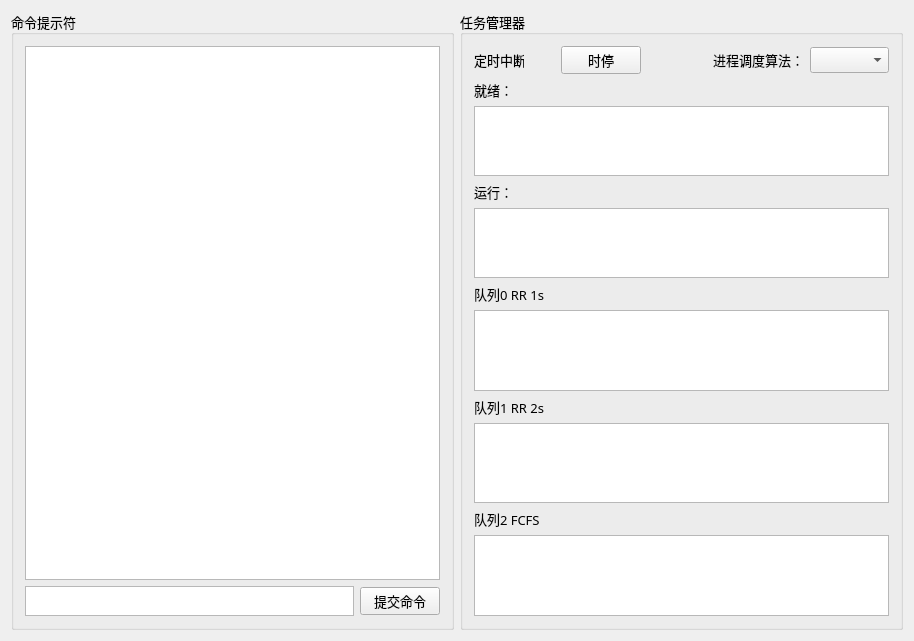
First picture: the form in demoOS/source/mainwindow.ui, repository demoOS-BUPT/demoOS, before the edit.
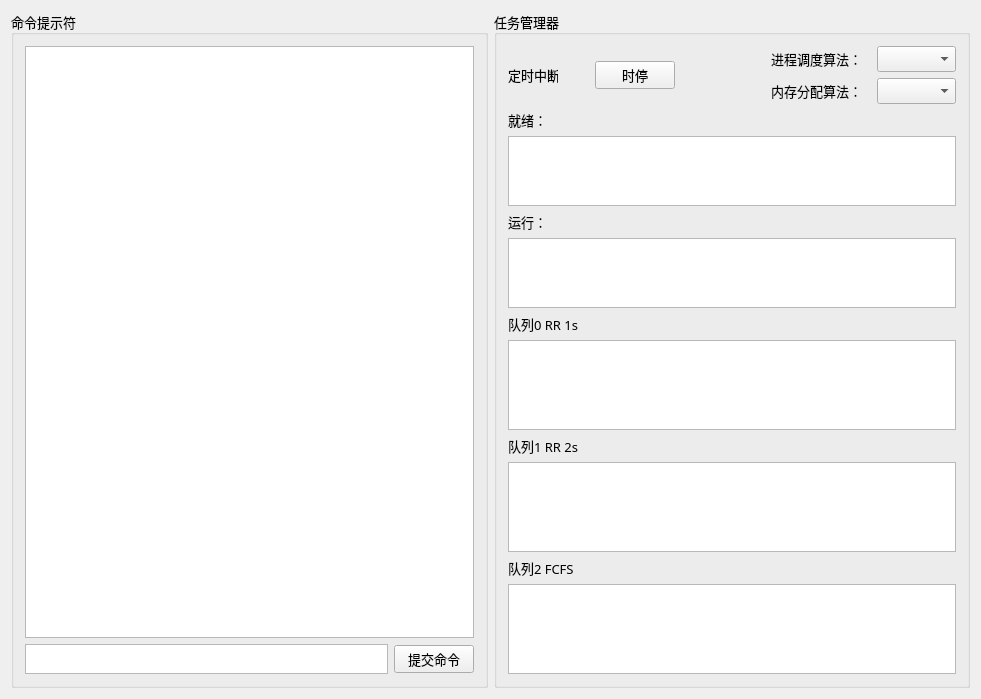
Second picture: the form after the edit. Icons and pictures are not drawn.

Commit message: 内存模块 分配 释放 两种算法 都正常工作

```diff
--- a/demoOS/source/mainwindow.ui
+++ b/demoOS/source/mainwindow.ui
@@ -6,8 +6,8 @@
    <rect>
     <x>0</x>
     <y>0</y>
-    <width>914</width>
-    <height>641</height>
+    <width>981</width>
+    <height>699</height>
    </rect>
   </property>
   <property name="windowTitle">
@@ -178,14 +178,64 @@
           </spacer>
          </item>
          <item>
-          <widget class="QLabel" name="processAlgLabel">
-           <property name="text">
-            <string>进程调度算法：</string>
-           </property>
-          </widget>
-         </item>
-         <item>
-          <widget class="QComboBox" name="processAlgComboBox"/>
+          <layout class="QGridLayout" name="gridLayout">
+           <item row="0" column="0">
+            <widget class="QLabel" name="processAlgLabel">
+             <property name="sizePolicy">
+              <sizepolicy hsizetype="Fixed" vsizetype="Preferred">
+               <horstretch>0</horstretch>
+               <verstretch>0</verstretch>
+              </sizepolicy>
+             </property>
+             <property name="minimumSize">
+              <size>
+               <width>100</width>
+               <height>0</height>
+              </size>
+             </property>
+             <property name="maximumSize">
+              <size>
+               <width>100</width>
+               <height>16777215</height>
+              </size>
+             </property>
+             <property name="text">
+              <string>进程调度算法：</string>
+             </property>
+            </widget>
+           </item>
+           <item row="0" column="1">
+            <widget class="QComboBox" name="processAlgComboBox"/>
+           </item>
+           <item row="1" column="0">
+            <widget class="QLabel" name="ramAllocAlgLabel">
+             <property name="sizePolicy">
+              <sizepolicy hsizetype="Fixed" vsizetype="Preferred">
+               <horstretch>0</horstretch>
+               <verstretch>0</verstretch>
+              </sizepolicy>
+             </property>
+             <property name="minimumSize">
+              <size>
+               <width>100</width>
+               <height>0</height>
+              </size>
+             </property>
+             <property name="maximumSize">
+              <size>
+               <width>100</width>
+               <height>16777215</height>
+              </size>
+             </property>
+             <property name="text">
+              <string>内存分配算法：</string>
+             </property>
+            </widget>
+           </item>
+           <item row="1" column="1">
+            <widget class="QComboBox" name="ramAllocAlgComboBox"/>
+           </item>
+          </layout>
          </item>
         </layout>
        </item>
```
The commit also changes 1 other file.
